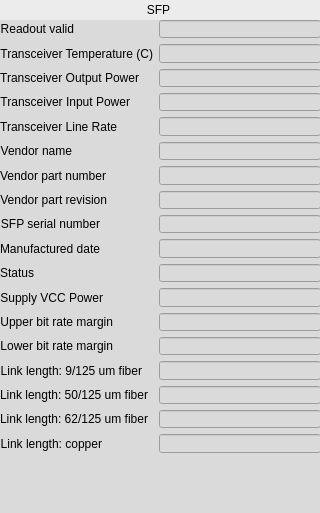
The window that evrMrmApp/opi/EVR/G_EVR_sfp.ui (paulscherrerinstitute/mrfioc2) describes before a commit, drawn with Qt 5.
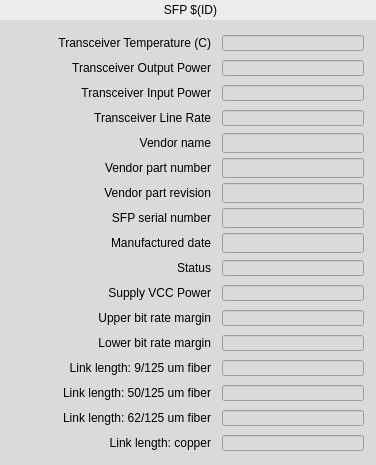
The same window after the commit. Custom widgets are drawn as their Qt base class.

Commit message: SFP: updated databases and guis with alarms. Removed printout of powerRx error to shell on each update. Limits for SFP alarms also updated

```diff
--- a/evrMrmApp/opi/EVR/G_EVR_sfp.ui
+++ b/evrMrmApp/opi/EVR/G_EVR_sfp.ui
@@ -6,8 +6,8 @@
    <rect>
     <x>0</x>
     <y>0</y>
-    <width>320</width>
-    <height>513</height>
+    <width>376</width>
+    <height>465</height>
    </rect>
   </property>
   <property name="windowTitle">
@@ -21,7 +21,7 @@
     <rect>
      <x>0</x>
      <y>0</y>
-     <width>320</width>
+     <width>381</width>
      <height>20</height>
     </rect>
    </property>
@@ -29,47 +29,21 @@
     <string notr="true">background-color: rgb(236, 236, 236, 255);</string>
    </property>
    <property name="text">
-    <string>SFP </string>
+    <string>SFP $(ID)</string>
    </property>
    <property name="alignment">
     <set>Qt::AlignCenter</set>
    </property>
   </widget>
-  <widget class="QWidget" name="formLayoutWidget">
-   <property name="geometry">
-    <rect>
-     <x>0</x>
-     <y>20</y>
-     <width>321</width>
-     <height>433</height>
-    </rect>
-   </property>
-   <layout class="QFormLayout" name="formLayout">
-    <property name="fieldGrowthPolicy">
-     <enum>QFormLayout::AllNonFixedFieldsGrow</enum>
-    </property>
-    <item row="1" column="0">
-     <widget class="QLabel" name="label_16">
-      <property name="text">
-       <string>Transceiver Temperature (C)</string>
-      </property>
-      <property name="alignment">
-       <set>Qt::AlignRight|Qt::AlignTrailing|Qt::AlignVCenter</set>
-      </property>
-     </widget>
-    </item>
-    <item row="1" column="1">
-     <widget class="caLineEdit" name="calineedit_6">
-      <property name="channel" stdset="0">
-       <string notr="true">$(SYS)-$(DEVICE):SFP$(ID)-T-I</string>
-      </property>
-      <property name="unitsEnabled">
-       <bool>true</bool>
-      </property>
-     </widget>
-    </item>
-    <item row="2" column="0">
      <widget class="QLabel" name="label_17">
+   <property name="geometry">
+    <rect>
+     <x>10</x>
+     <y>58</y>
+     <width>201</width>
+     <height>20</height>
+    </rect>
+   </property>
       <property name="text">
        <string>Transceiver Output Power</string>
       </property>
@@ -77,66 +51,102 @@
        <set>Qt::AlignRight|Qt::AlignTrailing|Qt::AlignVCenter</set>
       </property>
      </widget>
-    </item>
-    <item row="2" column="1">
-     <widget class="caLineEdit" name="calineedit_7">
-      <property name="channel" stdset="0">
-       <string notr="true">$(SYS)-$(DEVICE):SFP$(ID)-Pwr-TX-I</string>
-      </property>
-      <property name="unitsEnabled">
-       <bool>true</bool>
-      </property>
-     </widget>
-    </item>
-    <item row="3" column="0">
-     <widget class="QLabel" name="label_18">
+  <widget class="QLabel" name="label_34">
+   <property name="geometry">
+    <rect>
+     <x>10</x>
+     <y>433</y>
+     <width>201</width>
+     <height>20</height>
+    </rect>
+   </property>
       <property name="text">
-       <string>Transceiver Input Power</string>
+    <string>Link length: copper</string>
       </property>
       <property name="alignment">
        <set>Qt::AlignRight|Qt::AlignTrailing|Qt::AlignVCenter</set>
       </property>
      </widget>
-    </item>
-    <item row="3" column="1">
-     <widget class="caLineEdit" name="calineedit_8">
-      <property name="channel" stdset="0">
-       <string notr="true">$(SYS)-$(DEVICE):SFP$(ID)-Pwr-RX-I</string>
-      </property>
-      <property name="unitsEnabled">
-       <bool>true</bool>
-      </property>
-     </widget>
-    </item>
-    <item row="4" column="0">
-     <widget class="QLabel" name="label_19">
-      <property name="text">
-       <string>Transceiver Line Rate</string>
-      </property>
-      <property name="alignment">
-       <set>Qt::AlignRight|Qt::AlignTrailing|Qt::AlignVCenter</set>
-      </property>
-     </widget>
-    </item>
-    <item row="4" column="1">
      <widget class="caLineEdit" name="calineedit_9">
+   <property name="geometry">
+    <rect>
+     <x>222</x>
+     <y>110</y>
+     <width>142</width>
+     <height>16</height>
+    </rect>
+   </property>
       <property name="channel" stdset="0">
        <string notr="true">$(SYS)-$(DEVICE):SFP$(ID)-Speed-Link-I</string>
       </property>
-     </widget>
-    </item>
-    <item row="5" column="0">
-     <widget class="QLabel" name="label_20">
+   <property name="background">
+    <color>
+     <red>218</red>
+     <green>218</green>
+     <blue>218</blue>
+    </color>
+   </property>
+   <property name="colorMode">
+    <enum>caLineEdit::Alarm_Static</enum>
+   </property>
+  </widget>
+  <widget class="QLabel" name="label_31">
+   <property name="geometry">
+    <rect>
+     <x>10</x>
+     <y>358</y>
+     <width>201</width>
+     <height>20</height>
+    </rect>
+   </property>
       <property name="text">
-       <string>Vendor name</string>
+    <string>Link length: 9/125 um fiber</string>
       </property>
       <property name="alignment">
        <set>Qt::AlignRight|Qt::AlignTrailing|Qt::AlignVCenter</set>
       </property>
      </widget>
-    </item>
-    <item row="5" column="1">
+  <widget class="QLabel" name="label_25">
+   <property name="geometry">
+    <rect>
+     <x>10</x>
+     <y>233</y>
+     <width>201</width>
+     <height>20</height>
+    </rect>
+   </property>
+   <property name="text">
+    <string>Manufactured date</string>
+   </property>
+   <property name="alignment">
+    <set>Qt::AlignRight|Qt::AlignTrailing|Qt::AlignVCenter</set>
+   </property>
+  </widget>
+  <widget class="caLineEdit" name="calineedit_13">
+   <property name="geometry">
+    <rect>
+     <x>222</x>
+     <y>208</y>
+     <width>142</width>
+     <height>20</height>
+    </rect>
+   </property>
+   <property name="channel" stdset="0">
+    <string notr="true">$(SYS)-$(DEVICE):SFP$(ID)-Serial-I</string>
+   </property>
+   <property name="formatType">
+    <enum>caLineEdit::string</enum>
+   </property>
+  </widget>
      <widget class="caLineEdit" name="calineedit_10">
+   <property name="geometry">
+    <rect>
+     <x>222</x>
+     <y>133</y>
+     <width>142</width>
+     <height>20</height>
+    </rect>
+   </property>
       <property name="channel" stdset="0">
        <string notr="true">$(SYS)-$(DEVICE):SFP$(ID)-Vendor-I</string>
       </property>
@@ -144,29 +154,189 @@
        <enum>caLineEdit::string</enum>
       </property>
      </widget>
-    </item>
-    <item row="6" column="0">
-     <widget class="QLabel" name="label_21">
+  <widget class="caLineEdit" name="calineedit_22">
+   <property name="geometry">
+    <rect>
+     <x>222</x>
+     <y>435</y>
+     <width>142</width>
+     <height>16</height>
+    </rect>
+   </property>
+   <property name="channel" stdset="0">
+    <string notr="true">$(SYS)-$(DEVICE):SFP$(ID)-LinkLength-copper-I</string>
+   </property>
+   <property name="background">
+    <color>
+     <red>218</red>
+     <green>218</green>
+     <blue>218</blue>
+    </color>
+   </property>
+   <property name="colorMode">
+    <enum>caLineEdit::Alarm_Static</enum>
+   </property>
+   <property name="unitsEnabled">
+    <bool>true</bool>
+   </property>
+  </widget>
+  <widget class="caLineEdit" name="calineedit_7">
+   <property name="geometry">
+    <rect>
+     <x>222</x>
+     <y>60</y>
+     <width>142</width>
+     <height>16</height>
+    </rect>
+   </property>
+   <property name="channel" stdset="0">
+    <string notr="true">$(SYS)-$(DEVICE):SFP$(ID)-Pwr-TX-I</string>
+   </property>
+   <property name="background">
+    <color>
+     <red>218</red>
+     <green>218</green>
+     <blue>218</blue>
+    </color>
+   </property>
+   <property name="colorMode">
+    <enum>caLineEdit::Alarm_Static</enum>
+   </property>
+   <property name="unitsEnabled">
+    <bool>true</bool>
+   </property>
+  </widget>
+  <widget class="QLabel" name="label_29">
+   <property name="geometry">
+    <rect>
+     <x>10</x>
+     <y>308</y>
+     <width>201</width>
+     <height>20</height>
+    </rect>
+   </property>
       <property name="text">
-       <string>Vendor part number</string>
+    <string>Upper bit rate margin</string>
       </property>
       <property name="alignment">
        <set>Qt::AlignRight|Qt::AlignTrailing|Qt::AlignVCenter</set>
       </property>
      </widget>
-    </item>
-    <item row="6" column="1">
-     <widget class="caLineEdit" name="calineedit_11">
+  <widget class="QLabel" name="label_20">
+   <property name="geometry">
+    <rect>
+     <x>10</x>
+     <y>133</y>
+     <width>201</width>
+     <height>20</height>
+    </rect>
+   </property>
+   <property name="text">
+    <string>Vendor name</string>
+   </property>
+   <property name="alignment">
+    <set>Qt::AlignRight|Qt::AlignTrailing|Qt::AlignVCenter</set>
+   </property>
+  </widget>
+  <widget class="QLabel" name="label_26">
+   <property name="geometry">
+    <rect>
+     <x>10</x>
+     <y>258</y>
+     <width>201</width>
+     <height>20</height>
+    </rect>
+   </property>
+   <property name="text">
+    <string>Status</string>
+   </property>
+   <property name="alignment">
+    <set>Qt::AlignRight|Qt::AlignTrailing|Qt::AlignVCenter</set>
+   </property>
+  </widget>
+  <widget class="caLineEdit" name="calineedit_17">
+   <property name="geometry">
+    <rect>
+     <x>222</x>
+     <y>285</y>
+     <width>142</width>
+     <height>16</height>
+    </rect>
+   </property>
       <property name="channel" stdset="0">
-       <string notr="true">$(SYS)-$(DEVICE):SFP$(ID)-Part-I</string>
+    <string notr="true">$(SYS)-$(DEVICE):SFP$(ID)-PowerVCC-I</string>
+   </property>
+   <property name="background">
+    <color>
+     <red>218</red>
+     <green>218</green>
+     <blue>218</blue>
+    </color>
+   </property>
+   <property name="colorMode">
+    <enum>caLineEdit::Alarm_Static</enum>
+   </property>
+   <property name="unitsEnabled">
+    <bool>true</bool>
+   </property>
+  </widget>
+  <widget class="caLineEdit" name="calineedit_14">
+   <property name="geometry">
+    <rect>
+     <x>222</x>
+     <y>233</y>
+     <width>142</width>
+     <height>20</height>
+    </rect>
+   </property>
+   <property name="channel" stdset="0">
+    <string notr="true">$(SYS)-$(DEVICE):SFP$(ID)-Date-Manu-I</string>
       </property>
       <property name="formatType">
        <enum>caLineEdit::string</enum>
       </property>
      </widget>
-    </item>
-    <item row="7" column="0">
+  <widget class="QLabel" name="label_30">
+   <property name="geometry">
+    <rect>
+     <x>10</x>
+     <y>333</y>
+     <width>201</width>
+     <height>20</height>
+    </rect>
+   </property>
+   <property name="text">
+    <string>Lower bit rate margin</string>
+   </property>
+   <property name="alignment">
+    <set>Qt::AlignRight|Qt::AlignTrailing|Qt::AlignVCenter</set>
+   </property>
+  </widget>
+  <widget class="QLabel" name="label_32">
+   <property name="geometry">
+    <rect>
+     <x>10</x>
+     <y>383</y>
+     <width>201</width>
+     <height>20</height>
+    </rect>
+   </property>
+   <property name="text">
+    <string>Link length: 50/125 um fiber</string>
+   </property>
+   <property name="alignment">
+    <set>Qt::AlignRight|Qt::AlignTrailing|Qt::AlignVCenter</set>
+   </property>
+  </widget>
      <widget class="QLabel" name="label_22">
+   <property name="geometry">
+    <rect>
+     <x>10</x>
+     <y>183</y>
+     <width>201</width>
+     <height>20</height>
+    </rect>
+   </property>
       <property name="text">
        <string>Vendor part revision</string>
       </property>
@@ -174,19 +344,63 @@
        <set>Qt::AlignRight|Qt::AlignTrailing|Qt::AlignVCenter</set>
       </property>
      </widget>
-    </item>
-    <item row="7" column="1">
-     <widget class="caLineEdit" name="calineedit_12">
-      <property name="channel" stdset="0">
-       <string notr="true">$(SYS)-$(DEVICE):SFP$(ID)-Rev-I</string>
-      </property>
-      <property name="formatType">
-       <enum>caLineEdit::string</enum>
-      </property>
-     </widget>
-    </item>
-    <item row="8" column="0">
+  <widget class="QLabel" name="label_19">
+   <property name="geometry">
+    <rect>
+     <x>10</x>
+     <y>108</y>
+     <width>201</width>
+     <height>20</height>
+    </rect>
+   </property>
+   <property name="text">
+    <string>Transceiver Line Rate</string>
+   </property>
+   <property name="alignment">
+    <set>Qt::AlignRight|Qt::AlignTrailing|Qt::AlignVCenter</set>
+   </property>
+  </widget>
+  <widget class="QLabel" name="label_16">
+   <property name="geometry">
+    <rect>
+     <x>10</x>
+     <y>33</y>
+     <width>201</width>
+     <height>20</height>
+    </rect>
+   </property>
+   <property name="text">
+    <string>Transceiver Temperature (C)</string>
+   </property>
+   <property name="alignment">
+    <set>Qt::AlignRight|Qt::AlignTrailing|Qt::AlignVCenter</set>
+   </property>
+  </widget>
+  <widget class="QLabel" name="label_33">
+   <property name="geometry">
+    <rect>
+     <x>10</x>
+     <y>408</y>
+     <width>201</width>
+     <height>20</height>
+    </rect>
+   </property>
+   <property name="text">
+    <string>Link length: 62/125 um fiber</string>
+   </property>
+   <property name="alignment">
+    <set>Qt::AlignRight|Qt::AlignTrailing|Qt::AlignVCenter</set>
+   </property>
+  </widget>
      <widget class="QLabel" name="label_23">
+   <property name="geometry">
+    <rect>
+     <x>10</x>
+     <y>208</y>
+     <width>201</width>
+     <height>20</height>
+    </rect>
+   </property>
       <property name="text">
        <string>SFP serial number</string>
       </property>
@@ -194,59 +408,93 @@
        <set>Qt::AlignRight|Qt::AlignTrailing|Qt::AlignVCenter</set>
       </property>
      </widget>
-    </item>
-    <item row="8" column="1">
-     <widget class="caLineEdit" name="calineedit_13">
+  <widget class="caLineEdit" name="calineedit_21">
+   <property name="geometry">
+    <rect>
+     <x>222</x>
+     <y>410</y>
+     <width>142</width>
+     <height>16</height>
+    </rect>
+   </property>
       <property name="channel" stdset="0">
-       <string notr="true">$(SYS)-$(DEVICE):SFP$(ID)-Serial-I</string>
-      </property>
-      <property name="formatType">
-       <enum>caLineEdit::string</enum>
-      </property>
-     </widget>
-    </item>
-    <item row="9" column="0">
-     <widget class="QLabel" name="label_25">
-      <property name="text">
-       <string>Manufactured date</string>
-      </property>
-      <property name="alignment">
-       <set>Qt::AlignRight|Qt::AlignTrailing|Qt::AlignVCenter</set>
-      </property>
-     </widget>
-    </item>
-    <item row="9" column="1">
-     <widget class="caLineEdit" name="calineedit_14">
+    <string notr="true">$(SYS)-$(DEVICE):SFP$(ID)-LinkLength-62fiber-I</string>
+   </property>
+   <property name="background">
+    <color>
+     <red>218</red>
+     <green>218</green>
+     <blue>218</blue>
+    </color>
+   </property>
+   <property name="colorMode">
+    <enum>caLineEdit::Alarm_Static</enum>
+   </property>
+   <property name="unitsEnabled">
+    <bool>true</bool>
+   </property>
+  </widget>
+  <widget class="caLineEdit" name="calineedit_8">
+   <property name="geometry">
+    <rect>
+     <x>222</x>
+     <y>85</y>
+     <width>142</width>
+     <height>16</height>
+    </rect>
+   </property>
       <property name="channel" stdset="0">
-       <string notr="true">$(SYS)-$(DEVICE):SFP$(ID)-Date-Manu-I</string>
-      </property>
-      <property name="formatType">
-       <enum>caLineEdit::string</enum>
-      </property>
-     </widget>
-    </item>
-    <item row="10" column="0">
-     <widget class="QLabel" name="label_26">
-      <property name="text">
-       <string>Status</string>
-      </property>
-      <property name="alignment">
-       <set>Qt::AlignRight|Qt::AlignTrailing|Qt::AlignVCenter</set>
-      </property>
-     </widget>
-    </item>
-    <item row="10" column="1">
+    <string notr="true">$(SYS)-$(DEVICE):SFP$(ID)-Pwr-RX-I</string>
+   </property>
+   <property name="background">
+    <color>
+     <red>218</red>
+     <green>218</green>
+     <blue>218</blue>
+    </color>
+   </property>
+   <property name="colorMode">
+    <enum>caLineEdit::Alarm_Static</enum>
+   </property>
+   <property name="unitsEnabled">
+    <bool>true</bool>
+   </property>
+  </widget>
      <widget class="caLineEdit" name="calineedit_15">
+   <property name="geometry">
+    <rect>
+     <x>222</x>
+     <y>260</y>
+     <width>142</width>
+     <height>16</height>
+    </rect>
+   </property>
       <property name="channel" stdset="0">
        <string notr="true">$(SYS)-$(DEVICE):SFP$(ID)-Status-I</string>
       </property>
+   <property name="background">
+    <color>
+     <red>218</red>
+     <green>218</green>
+     <blue>218</blue>
+    </color>
+   </property>
+   <property name="colorMode">
+    <enum>caLineEdit::Alarm_Static</enum>
+   </property>
       <property name="formatType">
        <enum>caLineEdit::hexadecimal</enum>
       </property>
      </widget>
-    </item>
-    <item row="11" column="0">
      <widget class="QLabel" name="label_28">
+   <property name="geometry">
+    <rect>
+     <x>10</x>
+     <y>283</y>
+     <width>201</width>
+     <height>20</height>
+    </rect>
+   </property>
       <property name="text">
        <string>Supply VCC Power</string>
       </property>
@@ -254,158 +502,199 @@
        <set>Qt::AlignRight|Qt::AlignTrailing|Qt::AlignVCenter</set>
       </property>
      </widget>
-    </item>
-    <item row="11" column="1">
-     <widget class="caLineEdit" name="calineedit_17">
-      <property name="channel" stdset="0">
-       <string notr="true">$(SYS)-$(DEVICE):SFP$(ID)-PowerVCC-I</string>
-      </property>
-      <property name="unitsEnabled">
-       <bool>true</bool>
-      </property>
-     </widget>
-    </item>
-    <item row="12" column="0">
-     <widget class="QLabel" name="label_29">
+  <widget class="QLabel" name="label_21">
+   <property name="geometry">
+    <rect>
+     <x>10</x>
+     <y>158</y>
+     <width>201</width>
+     <height>20</height>
+    </rect>
+   </property>
+   <property name="text">
+    <string>Vendor part number</string>
+   </property>
+   <property name="alignment">
+    <set>Qt::AlignRight|Qt::AlignTrailing|Qt::AlignVCenter</set>
+   </property>
+  </widget>
+  <widget class="QLabel" name="label_18">
+   <property name="geometry">
+    <rect>
+     <x>10</x>
+     <y>83</y>
+     <width>201</width>
+     <height>20</height>
+    </rect>
+   </property>
       <property name="text">
-       <string>Upper bit rate margin</string>
+    <string>Transceiver Input Power</string>
       </property>
       <property name="alignment">
        <set>Qt::AlignRight|Qt::AlignTrailing|Qt::AlignVCenter</set>
       </property>
      </widget>
-    </item>
-    <item row="12" column="1">
-     <widget class="caLineEdit" name="calineedit_18">
+  <widget class="caLineEdit" name="calineedit_6">
+   <property name="geometry">
+    <rect>
+     <x>222</x>
+     <y>35</y>
+     <width>142</width>
+     <height>16</height>
+    </rect>
+   </property>
       <property name="channel" stdset="0">
-       <string notr="true">$(SYS)-$(DEVICE):SFP$(ID)-BitRate-upper-I</string>
-      </property>
+    <string notr="true">$(SYS)-$(DEVICE):SFP$(ID)-T-I</string>
+   </property>
+   <property name="background">
+    <color>
+     <red>218</red>
+     <green>218</green>
+     <blue>218</blue>
+    </color>
+   </property>
+   <property name="colorMode">
+    <enum>caLineEdit::Alarm_Static</enum>
+   </property>
       <property name="unitsEnabled">
        <bool>true</bool>
       </property>
      </widget>
-    </item>
-    <item row="13" column="0">
-     <widget class="QLabel" name="label_30">
-      <property name="text">
-       <string>Lower bit rate margin</string>
-      </property>
-      <property name="alignment">
-       <set>Qt::AlignRight|Qt::AlignTrailing|Qt::AlignVCenter</set>
-      </property>
-     </widget>
-    </item>
-    <item row="13" column="1">
+  <widget class="caLineEdit" name="calineedit_11">
+   <property name="geometry">
+    <rect>
+     <x>222</x>
+     <y>158</y>
+     <width>142</width>
+     <height>20</height>
+    </rect>
+   </property>
+   <property name="channel" stdset="0">
+    <string notr="true">$(SYS)-$(DEVICE):SFP$(ID)-Part-I</string>
+   </property>
+   <property name="formatType">
+    <enum>caLineEdit::string</enum>
+   </property>
+  </widget>
+  <widget class="caLineEdit" name="calineedit_20">
+   <property name="geometry">
+    <rect>
+     <x>222</x>
+     <y>385</y>
+     <width>142</width>
+     <height>16</height>
+    </rect>
+   </property>
+   <property name="channel" stdset="0">
+    <string notr="true">$(SYS)-$(DEVICE):SFP$(ID)-LinkLength-50fiber-I</string>
+   </property>
+   <property name="background">
+    <color>
+     <red>218</red>
+     <green>218</green>
+     <blue>218</blue>
+    </color>
+   </property>
+   <property name="colorMode">
+    <enum>caLineEdit::Alarm_Static</enum>
+   </property>
+   <property name="unitsEnabled">
+    <bool>true</bool>
+   </property>
+  </widget>
+  <widget class="caLineEdit" name="calineedit_12">
+   <property name="geometry">
+    <rect>
+     <x>222</x>
+     <y>183</y>
+     <width>142</width>
+     <height>20</height>
+    </rect>
+   </property>
+   <property name="channel" stdset="0">
+    <string notr="true">$(SYS)-$(DEVICE):SFP$(ID)-Rev-I</string>
+   </property>
+   <property name="formatType">
+    <enum>caLineEdit::string</enum>
+   </property>
+  </widget>
      <widget class="caLineEdit" name="calineedit_19">
+   <property name="geometry">
+    <rect>
+     <x>222</x>
+     <y>335</y>
+     <width>142</width>
+     <height>16</height>
+    </rect>
+   </property>
       <property name="channel" stdset="0">
        <string notr="true">$(SYS)-$(DEVICE):SFP$(ID)-BitRate-lower-I</string>
       </property>
+   <property name="background">
+    <color>
+     <red>218</red>
+     <green>218</green>
+     <blue>218</blue>
+    </color>
+   </property>
+   <property name="colorMode">
+    <enum>caLineEdit::Alarm_Static</enum>
+   </property>
       <property name="unitsEnabled">
        <bool>true</bool>
       </property>
      </widget>
-    </item>
-    <item row="14" column="0">
-     <widget class="QLabel" name="label_31">
-      <property name="text">
-       <string>Link length: 9/125 um fiber</string>
-      </property>
-      <property name="alignment">
-       <set>Qt::AlignRight|Qt::AlignTrailing|Qt::AlignVCenter</set>
-      </property>
-     </widget>
-    </item>
-    <item row="14" column="1">
+  <widget class="caLineEdit" name="calineedit_18">
+   <property name="geometry">
+    <rect>
+     <x>222</x>
+     <y>310</y>
+     <width>142</width>
+     <height>16</height>
+    </rect>
+   </property>
+   <property name="channel" stdset="0">
+    <string notr="true">$(SYS)-$(DEVICE):SFP$(ID)-BitRate-upper-I</string>
+   </property>
+   <property name="background">
+    <color>
+     <red>218</red>
+     <green>218</green>
+     <blue>218</blue>
+    </color>
+   </property>
+   <property name="colorMode">
+    <enum>caLineEdit::Alarm_Static</enum>
+   </property>
+   <property name="unitsEnabled">
+    <bool>true</bool>
+   </property>
+  </widget>
      <widget class="caLineEdit" name="calineedit_16">
+   <property name="geometry">
+    <rect>
+     <x>222</x>
+     <y>360</y>
+     <width>142</width>
+     <height>16</height>
+    </rect>
+   </property>
       <property name="channel" stdset="0">
        <string notr="true">$(SYS)-$(DEVICE):SFP$(ID)-LinkLength-9fiber-I</string>
       </property>
-      <property name="unitsEnabled">
-       <bool>true</bool>
-      </property>
-     </widget>
-    </item>
-    <item row="15" column="0">
-     <widget class="QLabel" name="label_32">
-      <property name="text">
-       <string>Link length: 50/125 um fiber</string>
-      </property>
-      <property name="alignment">
-       <set>Qt::AlignRight|Qt::AlignTrailing|Qt::AlignVCenter</set>
-      </property>
-     </widget>
-    </item>
-    <item row="15" column="1">
-     <widget class="caLineEdit" name="calineedit_20">
-      <property name="channel" stdset="0">
-       <string notr="true">$(SYS)-$(DEVICE):SFP$(ID)-LinkLength-50fiber-I</string>
-      </property>
+   <property name="background">
+    <color>
+     <red>218</red>
+     <green>218</green>
+     <blue>218</blue>
+    </color>
+   </property>
+   <property name="colorMode">
+    <enum>caLineEdit::Alarm_Static</enum>
+   </property>
       <property name="unitsEnabled">
        <bool>true</bool>
       </property>
-     </widget>
-    </item>
-    <item row="16" column="0">
-     <widget class="QLabel" name="label_33">
-      <property name="text">
-       <string>Link length: 62/125 um fiber</string>
-      </property>
-      <property name="alignment">
-       <set>Qt::AlignRight|Qt::AlignTrailing|Qt::AlignVCenter</set>
-      </property>
-     </widget>
-    </item>
-    <item row="16" column="1">
-     <widget class="caLineEdit" name="calineedit_21">
-      <property name="channel" stdset="0">
-       <string notr="true">$(SYS)-$(DEVICE):SFP$(ID)-LinkLength-62fiber-I</string>
-      </property>
-      <property name="unitsEnabled">
-       <bool>true</bool>
-      </property>
-     </widget>
-    </item>
-    <item row="17" column="0">
-     <widget class="QLabel" name="label_34">
-      <property name="text">
-       <string>Link length: copper</string>
-      </property>
-      <property name="alignment">
-       <set>Qt::AlignRight|Qt::AlignTrailing|Qt::AlignVCenter</set>
-      </property>
-     </widget>
-    </item>
-    <item row="17" column="1">
-     <widget class="caLineEdit" name="calineedit_22">
-      <property name="channel" stdset="0">
-       <string notr="true">$(SYS)-$(DEVICE):SFP$(ID)-LinkLength-copper-I</string>
-      </property>
-      <property name="unitsEnabled">
-       <bool>true</bool>
-      </property>
-     </widget>
-    </item>
-    <item row="0" column="0">
-     <widget class="QLabel" name="label_24">
-      <property name="text">
-       <string>Readout valid</string>
-      </property>
-      <property name="alignment">
-       <set>Qt::AlignRight|Qt::AlignTrailing|Qt::AlignVCenter</set>
-      </property>
-     </widget>
-    </item>
-    <item row="0" column="1">
-     <widget class="caLineEdit" name="calineedit_23">
-      <property name="channel" stdset="0">
-       <string notr="true">$(SYS)-$(DEVICE):SFP$(ID)-Valid-I</string>
-      </property>
-      <property name="unitsEnabled">
-       <bool>true</bool>
-      </property>
-     </widget>
-    </item>
-   </layout>
   </widget>
  </widget>
  <customwidgets>
```
Lines whose indentation alone changed are shown as unchanged. The commit also changes 9 other files.
